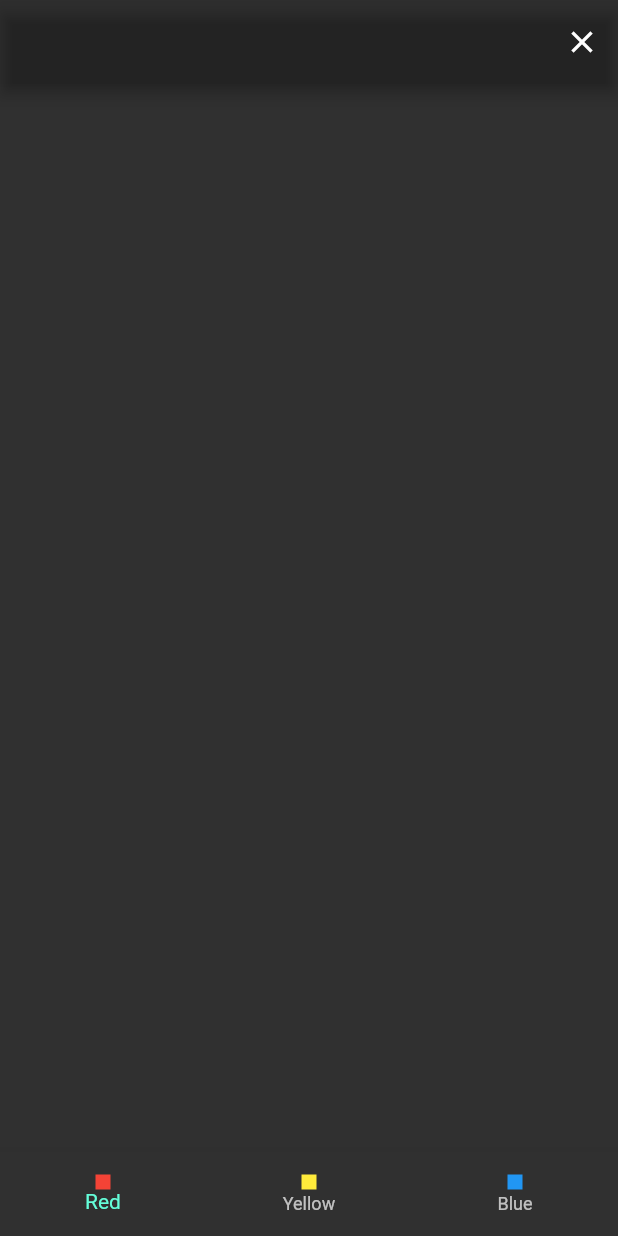
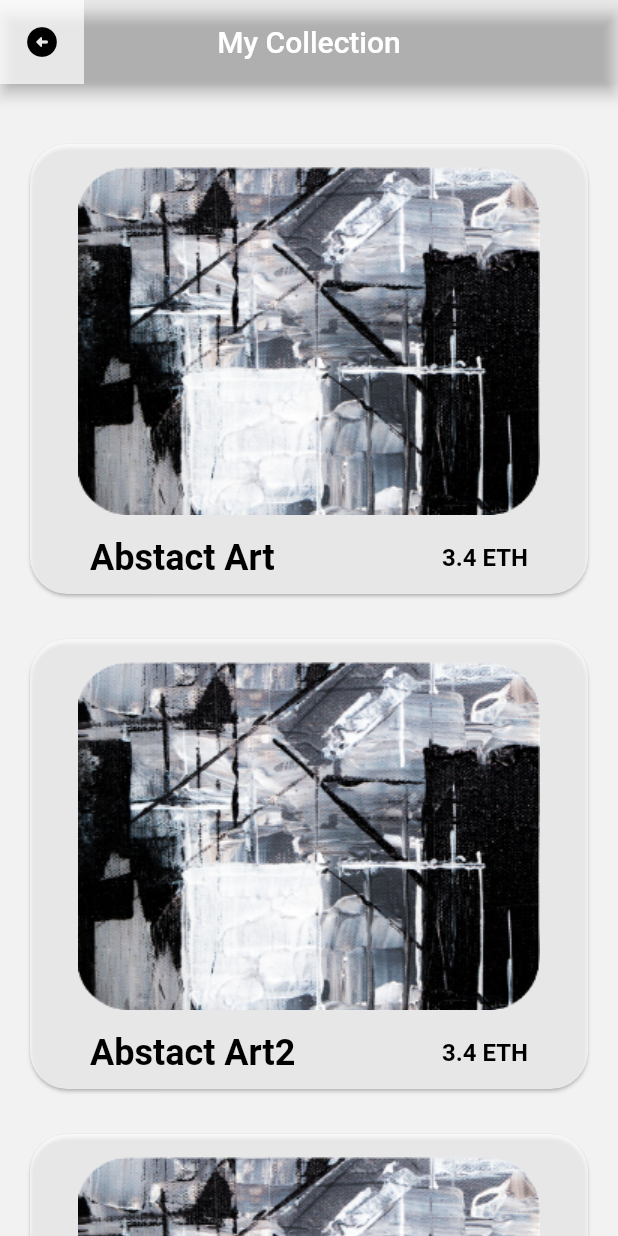
Before and after one commit to drgndenis/one_hundred_days_of_code, a Flutter app: the screen it shows after launch, on a phone screen of 412 x 824 dp. Run offline on Flutter 3.47's test engine with Material 2 defaults, Android fonts, the phone set to English and light mode, and no system bars.

Commit message:
Day-7 added

```diff
--- /dev/null
+++ b/lib/Day-7/my_collections_demo.dart
@@ -0,0 +1,145 @@
+import 'package:flutter/material.dart';
+
+import '../language/language_items.dart';
+
+class MyCollections extends StatefulWidget {
+  const MyCollections({super.key});
+
+  @override
+  State<MyCollections> createState() => _MyCollectionsState();
+}
+
+class _MyCollectionsState extends State<MyCollections> {
+  late final List<CollectionModel> _items;
+
+  @override
+  void initState() {
+    super.initState();
+    _items = CollectionItems().items;
+  }
+
+  @override
+  Widget build(BuildContext context) {
+    return Scaffold(
+      backgroundColor: ColorsUtilty().background,
+      appBar: AppBar(
+        title: Text(
+          LanguageItems.appBarTitle,
+          style: Theme.of(context).textTheme.headline6,
+        ),
+        leading: Container(
+          color: ColorsUtilty().white70,
+          child: IconButton(
+              color: ColorsUtilty().black,
+              onPressed: () {},
+              icon: const Icon(Icons.arrow_circle_left_rounded)),
+        ),
+      ),
+      body: ListView.builder(
+        padding: const EdgeInsets.symmetric(horizontal: 20, vertical: 40),
+        itemCount: _items.length,
+        itemBuilder: (context, index) {
+          return _CategoryCard(model: _items[index]);
+        },
+      ),
+    );
+  }
+}
+
+class _CategoryCard extends StatelessWidget {
+  const _CategoryCard({
+    Key? key,
+    required CollectionModel model,
+  })  : _model = model,
+        super(key: key);
+
+  final CollectionModel _model;
+
+  @override
+  Widget build(BuildContext context) {
+    return Card(
+      margin: PaddingUtility().paddingBottom,
+      child: SizedBox(
+        height: 300,
+        child: Padding(
+          padding: PaddingUtility().paddingAll,
+          child: Column(
+            children: [
+              Expanded(
+                  child: Image.asset(
+                _model.imagePath,
+              )),
+              Padding(
+                padding: PaddingUtility().paddingLeftRightTop,
+                child: Row(
+                  mainAxisAlignment: MainAxisAlignment.spaceBetween,
+                  children: [
+                    Text(_model.title,
+                        style: Theme.of(context).textTheme.headline5?.copyWith(
+                            color: ColorsUtilty().black,
+                            fontWeight: FontWeight.bold)),
+                    Text('${_model.price} ETH',
+                        style: Theme.of(context).textTheme.subtitle1?.copyWith(
+                            color: ColorsUtilty().black,
+                            fontWeight: FontWeight.bold))
+                  ],
+                ),
+              )
+            ],
+          ),
+        ),
+      ),
+    );
+  }
+}
+
+class CollectionModel {
+  final String imagePath;
+  final String title;
+  final double price;
+
+  CollectionModel(
+      {required this.imagePath, required this.title, required this.price});
+}
+
+class PaddingUtility {
+  final paddingBottom = const EdgeInsets.only(bottom: 30);
+  final paddingAll = const EdgeInsets.all(10.0);
+  final paddingLeftRightTop =
+      const EdgeInsets.only(left: 30, right: 30, top: 10);
+}
+
+class ColorsUtilty {
+  final Color white70 = Colors.white70;
+  final Color black = Colors.black;
+  final Color background = const Color(0xffF2F2F2);
+}
+
+class CollectionItems {
+  late final List<CollectionModel> items;
+
+  CollectionItems() {
+    items = [
+      CollectionModel(
+          imagePath: ProjectImages().imageCollection,
+          title: 'Abstact Art',
+          price: 3.4),
+      CollectionModel(
+          imagePath: ProjectImages().imageCollection,
+          title: 'Abstact Art2',
+          price: 3.4),
+      CollectionModel(
+          imagePath: ProjectImages().imageCollection,
+          title: 'Abstact Art3',
+          price: 3.4),
+      CollectionModel(
+          imagePath: ProjectImages().imageCollection,
+          title: 'Abstact Art4',
+          price: 3.4),
+    ];
+  }
+}
+
+class ProjectImages {
+  final imageCollection = 'assets/images/image_collection.png';
+}
--- a/lib/language/language_items.dart
+++ b/lib/language/language_items.dart
@@ -2,4 +2,5 @@ class LanguageItems {
   static const String helloTitle = 'Merhaba';
   static const String mail = 'Mail';
   static const String textfieldAppBar = 'TextField Learn';
+  static const String appBarTitle = 'My Collection';
 }
--- a/lib/main.dart
+++ b/lib/main.dart
@@ -1,6 +1,5 @@
 import 'package:flutter/material.dart';
-import 'Day-6/color_demos_view.dart';
-import 'Day-6/color_lifecycle_view.dart';
+import 'package:one_hundred_days_of_flutter/Day-7/my_collections_demo.dart';
 
 void main() {
   runApp(const MyApp());
@@ -23,6 +22,7 @@ class MyApp extends StatelessWidget {
                   // Tum kartlarimiz ozel shape vermedigimiz surece buradaki shape'i kullanir
                   RoundedRectangleBorder(
                       borderRadius: BorderRadius.circular(25)),
+              color: ColorsUtilty().white70,
             ),
             inputDecorationTheme: const InputDecorationTheme(
                 filled: true,
@@ -33,6 +33,6 @@ class MyApp extends StatelessWidget {
                 centerTitle: true,
                 backgroundColor: Colors.transparent,
                 titleTextStyle: TextStyle(color: Colors.white))),
-        home: const ColorLifeCycleView());
+        home: const MyCollections());
   }
 }
```
Also changed, not shown: lib/Day-7/list_view_builder.dart (added, +36 -0 lines), lib/Day-7/list_view_learn.dart (added, +47 -0 lines).
